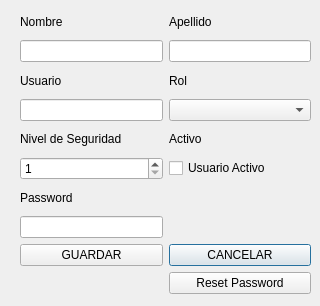
Above: ui/editar_usuario.ui from Musthia/base-deposito before the change. Below: the same form after it.
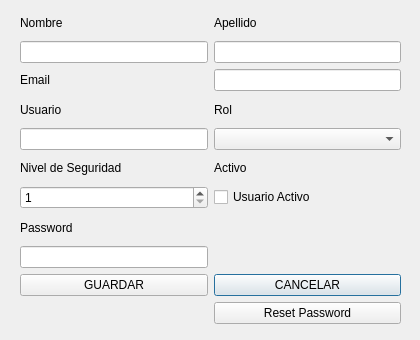
That is the form after the change.

What changed in the file:
```diff
--- a/ui/editar_usuario.ui
+++ b/ui/editar_usuario.ui
@@ -6,8 +6,8 @@
    <rect>
     <x>0</x>
     <y>0</y>
-    <width>320</width>
-    <height>306</height>
+    <width>420</width>
+    <height>340</height>
    </rect>
   </property>
   <property name="windowTitle">
@@ -18,8 +18,8 @@
     <rect>
      <x>20</x>
      <y>10</y>
-     <width>291</width>
-     <height>284</height>
+     <width>381</width>
+     <height>314</height>
     </rect>
    </property>
    <layout class="QGridLayout" name="gridLayout">
@@ -50,7 +50,7 @@
     <item row="7" column="1">
      <widget class="QLineEdit" name="lineEdit_usuario"/>
     </item>
-    <item row="12" column="3">
+    <item row="13" column="3">
      <widget class="QPushButton" name="pushButton_cancelar">
       <property name="text">
        <string>CANCELAR</string>
@@ -88,14 +88,14 @@
       </property>
      </widget>
     </item>
-    <item row="13" column="3">
+    <item row="14" column="3">
      <widget class="QPushButton" name="pushButton_reset_pass">
       <property name="text">
        <string>Reset Password</string>
       </property>
      </widget>
     </item>
-    <item row="12" column="1">
+    <item row="13" column="1">
      <widget class="QPushButton" name="pushButton_guardar">
       <property name="text">
        <string>GUARDAR</string>
@@ -129,6 +129,16 @@
     <item row="7" column="3">
      <widget class="QComboBox" name="comboBox_rol"/>
     </item>
+    <item row="4" column="1">
+     <widget class="QLabel" name="label_email_t">
+      <property name="text">
+       <string>Email</string>
+      </property>
+     </widget>
+    </item>
+    <item row="4" column="3">
+     <widget class="QLineEdit" name="lineEdit_email"/>
+    </item>
    </layout>
   </widget>
  </widget>
```
